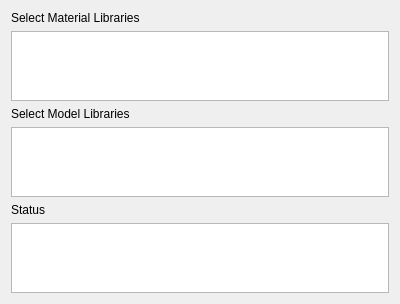
Above: src/Mod/Material/Gui/TaskMigrateExternal.ui from southseact-3d/fcd before the change. Below: the same form after it.
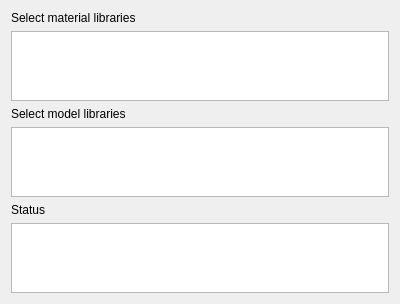
That is the form after the change.

Commit message:
Material: Update UI strings for consistency
Closes: #22130

```diff
--- a/src/Mod/Material/Gui/TaskMigrateExternal.ui
+++ b/src/Mod/Material/Gui/TaskMigrateExternal.ui
@@ -17,7 +17,7 @@
    <item>
     <widget class="QLabel" name="label">
      <property name="text">
-      <string>Select Material Libraries</string>
+      <string>Select material libraries</string>
      </property>
     </widget>
    </item>
@@ -31,7 +31,7 @@
    <item>
     <widget class="QLabel" name="label_2">
      <property name="text">
-      <string>Select Model Libraries</string>
+      <string>Select model libraries</string>
      </property>
     </widget>
    </item>
```
The commit also changes 27 other files.
